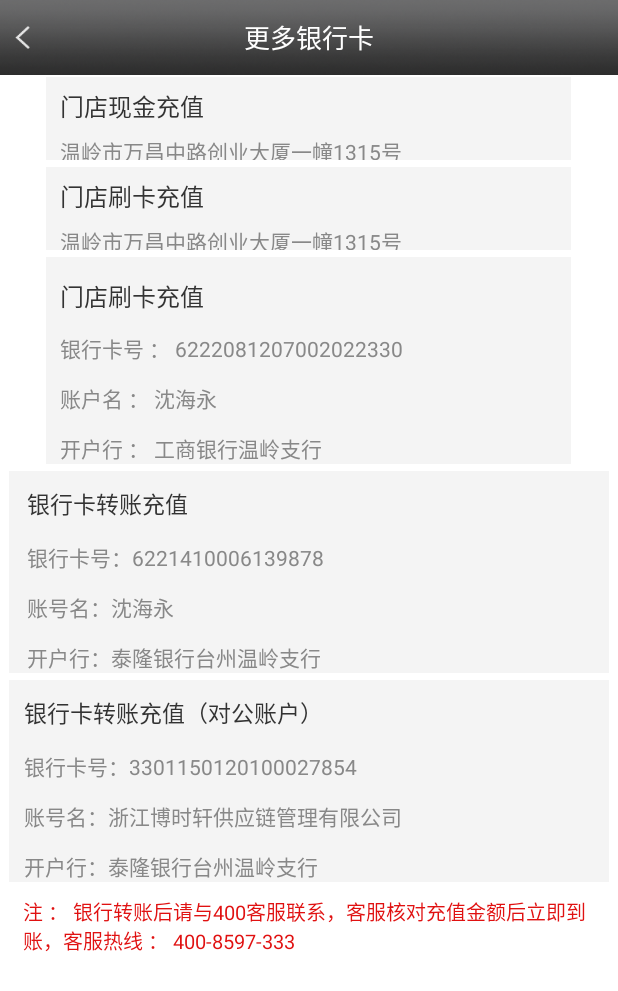
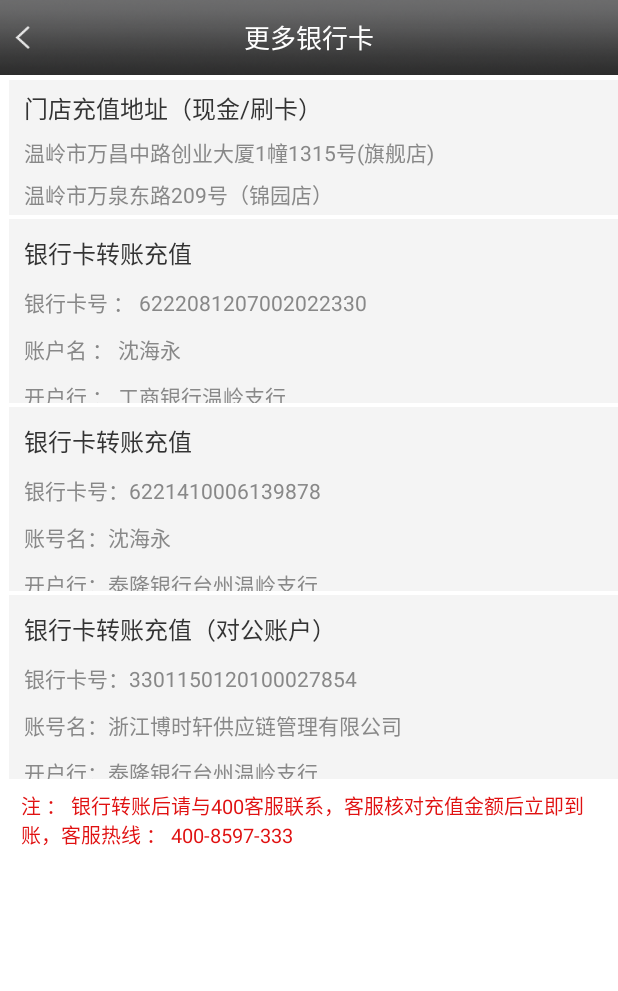
Before and after one commit to kobeeeeee/boshixuannew, an Android app: the RechargeMoreActivity screen opened directly, with no data from a screen before it, on a phone screen of 412 x 824 dp. Shown: the top 991 px of the screen. Run offline under Robolectric (Android 15) with nearby library versions, the phone set to English and light mode, and no system bars; our stand-ins replace ButterKnife.

Commit message:
充值方式布局重构

```diff
--- a/BoShiXuan/app/src/main/res/layout/activity_more_bank_card.xml
+++ b/BoShiXuan/app/src/main/res/layout/activity_more_bank_card.xml
@@ -2,29 +2,30 @@
 <LinearLayout xmlns:android="http://schemas.android.com/apk/res/android"
     android:layout_width="match_parent"
     android:layout_height="match_parent"
+    android:orientation="vertical"
     android:background="@color/white">
-
+    <include layout="@layout/layout_title_bar"
+        android:id="@+id/include11" />
     <RelativeLayout
         android:layout_width="match_parent"
-        android:layout_height="match_parent">
-        <include layout="@layout/layout_title_bar"
-            android:id="@+id/include11" />
+        android:layout_height="match_parent"
+        android:layout_marginLeft="6dp"
+        android:layout_centerHorizontal="true">
         <RelativeLayout
-            android:layout_width="wrap_content"
-            android:layout_height="55dp"
-            android:layout_marginTop="1dp"
+            android:layout_width="match_parent"
+            android:layout_height="90dp"
+            android:layout_marginTop="3dp"
             android:background="@drawable/recharge_bg1"
-            android:layout_below="@+id/include11"
             android:layout_centerHorizontal="true"
             android:id="@+id/relativeLayout7">
 
             <TextView
                 android:layout_width="wrap_content"
                 android:layout_height="wrap_content"
-                android:text="门店现金充值"
+                android:text="门店充值地址（现金/刷卡）"
                 android:id="@+id/textView45"
-                android:layout_marginLeft="9dp"
-                android:layout_marginTop="7.5dp"
+                android:layout_marginLeft="10dp"
+                android:layout_marginTop="6.5dp"
                 android:textSize="16sp"
                 android:textColor="@color/wallet_black"
                 android:layout_alignParentTop="true"
@@ -34,67 +35,45 @@
             <TextView
                 android:layout_width="wrap_content"
                 android:layout_height="wrap_content"
-                android:text="温岭市万昌中路创业大厦一幢1315号"
-                android:layout_marginTop="7.5dp"
+                android:text="温岭市万昌中路创业大厦1幢1315号(旗舰店)"
+                android:layout_marginTop="6.5dp"
                 android:textSize="14sp"
                 android:textColor="@color/bank_add_gray"
                 android:id="@+id/textView46"
                 android:layout_below="@+id/textView45"
                 android:layout_alignLeft="@+id/textView45"
                 android:layout_alignStart="@+id/textView45" />
-        </RelativeLayout>
-
-        <RelativeLayout
-            android:layout_width="wrap_content"
-            android:layout_height="55dp"
-            android:layout_marginTop="4.5dp"
-            android:background="@drawable/recharge_bg2"
-            android:layout_below="@+id/relativeLayout7"
-            android:layout_centerHorizontal="true"
-            android:id="@+id/relativeLayout8">
 
             <TextView
                 android:layout_width="wrap_content"
                 android:layout_height="wrap_content"
-                android:text="门店刷卡充值"
-                android:id="@+id/textView47"
-                android:layout_marginLeft="9dp"
-                android:layout_marginTop="7.5dp"
-                android:textSize="16sp"
-                android:textColor="@color/wallet_black"
-                android:layout_alignParentTop="true"
-                android:layout_alignParentLeft="true"
-                android:layout_alignParentStart="true" />
-
-            <TextView
-                android:layout_width="wrap_content"
-                android:layout_height="wrap_content"
-                android:text="温岭市万昌中路创业大厦一幢1315号"
-                android:layout_marginTop="7.5dp"
+                android:text="温岭市万泉东路209号（锦园店）"
+                android:layout_marginTop="6.5dp"
                 android:textSize="14sp"
                 android:textColor="@color/bank_add_gray"
-                android:id="@+id/textView48"
-                android:layout_below="@+id/textView47"
-                android:layout_alignLeft="@+id/textView47"
-                android:layout_alignStart="@+id/textView47" />
+                android:id="@+id/textView69"
+                android:layout_below="@+id/textView46"
+                android:layout_alignLeft="@+id/textView46"
+                android:layout_alignStart="@+id/textView46" />
+
         </RelativeLayout>
 
         <RelativeLayout
-            android:layout_width="wrap_content"
-            android:layout_height="wrap_content"
-            android:layout_marginTop="4.5dp"
+            android:layout_width="match_parent"
+            android:layout_height="122.5dp"
+            android:layout_marginTop="2.5dp"
             android:background="@drawable/recharge_bg3"
-            android:layout_below="@+id/relativeLayout8"
+            android:layout_below="@+id/relativeLayout7"
             android:layout_centerHorizontal="true"
             android:id="@+id/relativeLayout9">
 
             <TextView
                 android:layout_width="wrap_content"
                 android:layout_height="wrap_content"
-                android:text="门店刷卡充值"
+                android:text="银行卡转账充值"
                 android:id="@+id/textView49"
-                android:layout_marginLeft="9dp"
-                android:layout_marginTop="14dp"
+                android:layout_marginLeft="10dp"
+                android:layout_marginTop="10.5dp"
                 android:textSize="16sp"
                 android:textColor="@color/wallet_black"
                 android:layout_alignParentTop="true"
@@ -106,7 +85,7 @@
                 android:layout_height="wrap_content"
                 android:text="银行卡号 ： 6222081207002022330"
                 android:id="@+id/textView50"
-                android:layout_marginTop="12dp"
+                android:layout_marginTop="10dp"
                 android:textSize="14sp"
                 android:textColor="@color/bank_add_gray"
                 android:layout_below="@+id/textView49"
@@ -118,7 +97,7 @@
                 android:layout_height="wrap_content"
                 android:text="账户名 ： 沈海永"
                 android:id="@+id/textView51"
-                android:layout_marginTop="12dp"
+                android:layout_marginTop="10dp"
                 android:textSize="14sp"
                 android:textColor="@color/bank_add_gray"
                 android:layout_below="@+id/textView50"
@@ -130,7 +109,7 @@
                 android:layout_height="wrap_content"
                 android:text="开户行 ： 工商银行温岭支行"
                 android:id="@+id/textView52"
-                android:layout_marginTop="12dp"
+                android:layout_marginTop="10dp"
                 android:textSize="14sp"
                 android:textColor="@color/bank_add_gray"
                 android:layout_below="@+id/textView51"
@@ -139,9 +118,8 @@
         </RelativeLayout>
         <RelativeLayout
             android:layout_width="match_parent"
-            android:layout_height="wrap_content"
-            android:layout_marginLeft="12dp"
-            android:layout_marginTop="4.5dp"
+            android:layout_height="122.5dp"
+            android:layout_marginTop="2.5dp"
             android:background="@drawable/recharge_bg3"
             android:layout_below="@+id/relativeLayout9"
             android:layout_centerHorizontal="true"
@@ -151,10 +129,10 @@
                 android:layout_width="wrap_content"
                 android:layout_height="wrap_content"
                 android:text="银行卡转账充值"
-                android:layout_marginLeft="12dp"
-                android:layout_marginTop="10dp"
+                android:layout_marginLeft="10dp"
+                android:layout_marginTop="10.5dp"
                 android:textColor="@color/wallet_black"
-                android:textSize="15sp"
+                android:textSize="16sp"
                 android:id="@+id/textView54"
                 android:layout_alignParentTop="true"
                 android:layout_alignParentLeft="true"
@@ -166,7 +144,7 @@
                 android:text="银行卡号：6221410006139878"
                 android:textSize="14sp"
                 android:textColor="@color/bank_add_gray"
-                android:layout_marginTop="13.5dp"
+                android:layout_marginTop="10dp"
                 android:id="@+id/textView55"
                 android:layout_below="@+id/textView54"
                 android:layout_alignLeft="@+id/textView54"
@@ -178,7 +156,7 @@
                 android:text="账号名：沈海永"
                 android:textColor="@color/bank_add_gray"
                 android:textSize="14sp"
-                android:layout_marginTop="12dp"
+                android:layout_marginTop="10dp"
                 android:id="@+id/textView56"
                 android:layout_below="@+id/textView55"
                 android:layout_alignLeft="@+id/textView55"
@@ -190,7 +168,7 @@
                 android:text="开户行：泰隆银行台州温岭支行"
                 android:textColor="@color/bank_add_gray"
                 android:textSize="14sp"
-                android:layout_marginTop="12dp"
+                android:layout_marginTop="10dp"
                 android:id="@+id/textView57"
                 android:layout_below="@+id/textView56"
                 android:layout_alignLeft="@+id/textView56"
@@ -200,21 +178,20 @@
         <RelativeLayout
             android:id="@+id/relativeLayout11"
             android:layout_width="match_parent"
-            android:layout_height="wrap_content"
+            android:layout_height="122.5dp"
             android:background="@drawable/recharge_bg3"
             android:layout_below="@+id/relativeLayout10"
             android:layout_centerHorizontal="true"
-            android:layout_marginTop="4.5dp"
-            android:layout_marginLeft="12dp">
+            android:layout_marginTop="2.5dp">
 
             <TextView
                 android:layout_width="wrap_content"
                 android:layout_height="wrap_content"
                 android:text="银行卡转账充值（对公账户）"
                 android:textColor="@color/wallet_black"
-                android:textSize="15sp"
+                android:textSize="16sp"
                 android:layout_marginLeft="10dp"
-                android:layout_marginTop="10dp"
+                android:layout_marginTop="10.5dp"
                 android:id="@+id/textView58"
                 android:layout_alignParentTop="true"
                 android:layout_alignParentLeft="true"
@@ -224,7 +201,7 @@
                 android:layout_width="wrap_content"
                 android:layout_height="wrap_content"
                 android:text="银行卡号：3301150120100027854"
-                android:layout_marginTop="13.5dp"
+                android:layout_marginTop="10dp"
                 android:textColor="@color/bank_add_gray"
                 android:textSize="14sp"
                 android:id="@+id/textView59"
@@ -238,7 +215,7 @@
                 android:text="账号名：浙江博时轩供应链管理有限公司"
                 android:textColor="@color/bank_add_gray"
                 android:textSize="14sp"
-                android:layout_marginTop="12dp"
+                android:layout_marginTop="10dp"
                 android:id="@+id/textView60"
                 android:layout_below="@+id/textView59"
                 android:layout_alignLeft="@+id/textView59"
@@ -250,7 +227,7 @@
                 android:text="开户行：泰隆银行台州温岭支行"
                 android:textColor="@color/bank_add_gray"
                 android:textSize="14sp"
-                android:layout_marginTop="12dp"
+                android:layout_marginTop="10dp"
                 android:id="@+id/textView61"
                 android:layout_below="@+id/textView60"
                 android:layout_alignLeft="@+id/textView60"
@@ -261,8 +238,8 @@
             android:layout_width="wrap_content"
             android:layout_height="wrap_content"
             android:text="注 ： 银行转账后请与400客服联系，客服核对充值金额后立即到账，客服热线 ： 400-8597-333"
-            android:layout_marginLeft="15dp"
-            android:layout_marginRight="15dp"
+            android:layout_marginLeft="8dp"
+            android:layout_marginRight="8dp"
             android:textSize="13sp"
             android:textColor="@color/recharge_red"
             android:id="@+id/textView53"
@@ -270,6 +247,6 @@
             android:layout_alignParentLeft="true"
             android:layout_alignParentRight="true"
             android:layout_alignParentStart="true"
-            android:layout_marginTop="10dp" />
+            android:layout_marginTop="8dp" />
     </RelativeLayout>
 </LinearLayout>
```
